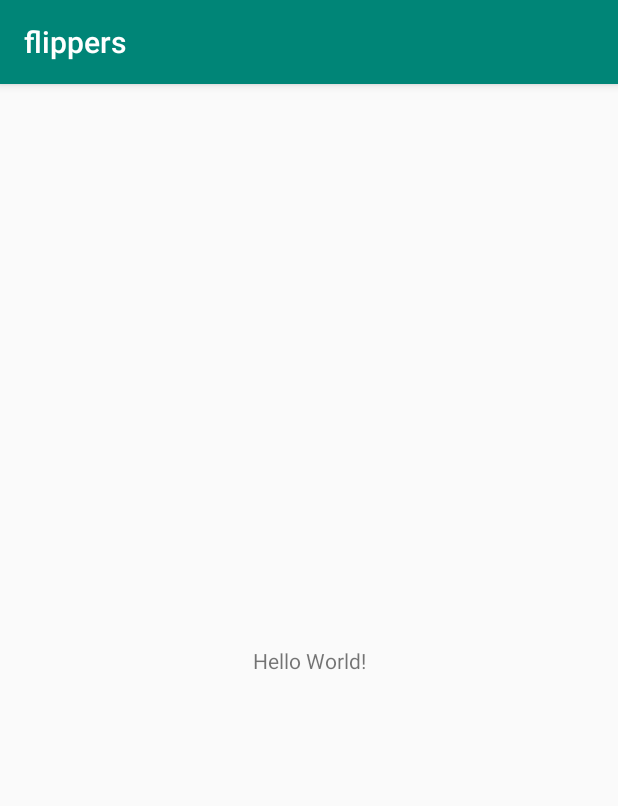
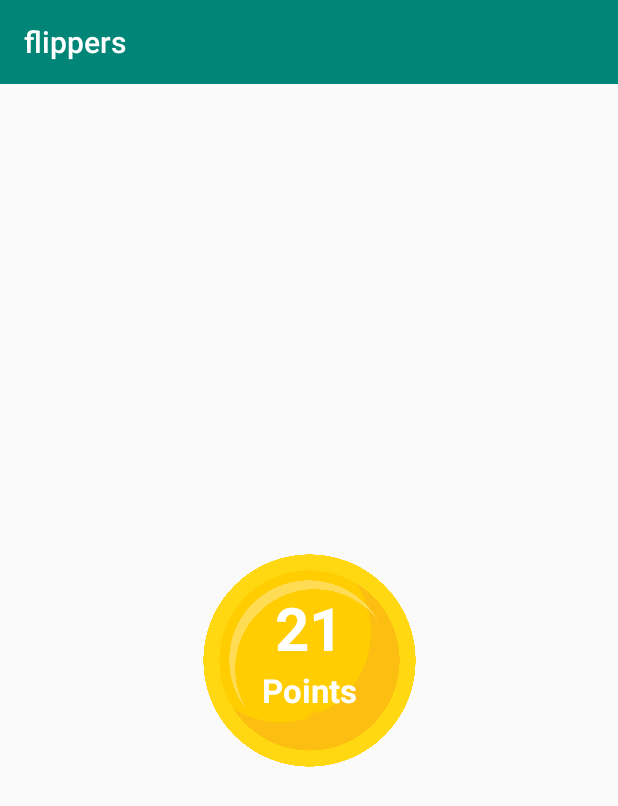
Before and after one commit to andriiginting/gojeks-secret-flipping, an Android app: the screen it shows after launch (MainActivity), on a phone screen of 412 x 824 dp. Shown: the top 806 px of the screen. Run offline under Robolectric (Android 15) with nearby library versions, the phone set to English and light mode, and no system bars.

Commit message:
[andri] setup a little bit coins layout

```diff
--- a/app/build.gradle
+++ b/app/build.gradle
@@ -24,6 +24,7 @@ android {
 
 dependencies {
     implementation fileTree(dir: 'libs', include: ['*.jar'])
+    implementation project(":gesture")
     implementation"org.jetbrains.kotlin:kotlin-stdlib-jdk7:$kotlin_version"
     implementation 'com.android.support:appcompat-v7:28.0.0'
     implementation 'com.android.support.constraint:constraint-layout:1.1.3'
--- a/app/src/main/java/com/example/andriginting/flippers/MainActivity.kt
+++ b/app/src/main/java/com/example/andriginting/flippers/MainActivity.kt
@@ -5,6 +5,9 @@ import android.animation.AnimatorSet
 import android.annotation.SuppressLint
 import android.os.Bundle
 import android.support.v7.app.AppCompatActivity
+import android.view.View
+import android.widget.ImageView
+import android.widget.TextView
 
 import kotlinx.android.synthetic.main.activity_main.*
 
@@ -13,21 +16,41 @@ class MainActivity : AppCompatActivity() {
     private lateinit var animRightOut: AnimatorSet
     private lateinit var animLeftIn: AnimatorSet
 
+    private lateinit var frontCoins: ImageView
+    private lateinit var backCoins: ImageView
+    private lateinit var randomPoint: TextView
+
+    private var isBackCoinsVisible: Boolean = false
+
     override fun onCreate(savedInstanceState: Bundle?) {
         super.onCreate(savedInstanceState)
         setContentView(R.layout.activity_main)
         setSupportActionBar(toolbar)
+
+        frontCoins = findViewById(R.id.coins)
+        randomPoint = findViewById(R.id.random_point)
+        backCoins = findViewById(R.id.coins)
+
+        loadAnimations()
+        changeViewState()
     }
 
     private fun changeViewState() {
-        val d = 8000
-        val viewScale = resources.displayMetrics.density.times(d)
+        val spinnerTimes = 8000
+        val viewScale = resources.displayMetrics.density.times(spinnerTimes)
+        frontCoins.cameraDistance = viewScale
+        backCoins.cameraDistance = viewScale
     }
 
     @SuppressLint("ResourceType")
-    private fun loadAnimations(){
+    private fun loadAnimations() {
         animRightOut = AnimatorInflater.loadAnimator(this, R.anim.coin_animator) as AnimatorSet
         animLeftIn = AnimatorInflater.loadAnimator(this, R.anim.in_coin_animator) as AnimatorSet
     }
 
+    private fun rotateCoins(view: View){
+        if (!isBackCoinsVisible){
+
+        }
+    }
 }
--- a/app/src/main/res/layout/content_main.xml
+++ b/app/src/main/res/layout/content_main.xml
@@ -9,13 +9,47 @@
         tools:showIn="@layout/activity_main"
         tools:context=".MainActivity">
 
+
+    <ImageView
+            android:id="@+id/coins"
+            android:layout_width="250dp"
+            android:layout_height="250dp"
+            android:src="@drawable/coin" app:layout_constraintEnd_toEndOf="parent" android:layout_marginEnd="8dp"
+            android:layout_marginRight="8dp" app:layout_constraintStart_toStartOf="parent"
+            android:layout_marginLeft="8dp" android:layout_marginStart="8dp" android:layout_marginBottom="8dp"
+            app:layout_constraintBottom_toBottomOf="parent" android:layout_marginTop="8dp"
+            app:layout_constraintTop_toTopOf="parent"/>
+
+    <TextView
+            android:id="@+id/random_point"
+            android:layout_width="wrap_content"
+            android:layout_height="wrap_content"
+            tools:text="21"
+            android:text="21"
+            android:textColor="@android:color/white"
+            android:textSize="40sp"
+            android:textStyle="bold"
+            android:layout_gravity="center"
+            android:layout_marginEnd="8dp"
+            app:layout_constraintEnd_toEndOf="parent" android:layout_marginRight="8dp" android:layout_marginStart="8dp"
+            app:layout_constraintStart_toStartOf="parent" android:layout_marginLeft="8dp"
+            android:layout_marginTop="76dp"
+            app:layout_constraintTop_toTopOf="@+id/coins"/>
+
+
     <TextView
             android:layout_width="wrap_content"
             android:layout_height="wrap_content"
-            android:text="Hello World!"
-            app:layout_constraintBottom_toBottomOf="parent"
-            app:layout_constraintLeft_toLeftOf="parent"
-            app:layout_constraintRight_toRightOf="parent"
-            app:layout_constraintTop_toTopOf="parent"/>
-
+            android:text="@string/points"
+            android:textAppearance="@style/TextAppearance.AppCompat.Large"
+            android:textStyle="bold"
+            android:textColor="@android:color/white"
+            android:layout_gravity="center"
+            android:layout_marginEnd="8dp"
+            app:layout_constraintEnd_toEndOf="parent"
+            android:layout_marginRight="8dp"
+            android:layout_marginStart="8dp"
+            app:layout_constraintStart_toStartOf="parent"
+            android:layout_marginLeft="8dp"
+            app:layout_constraintTop_toBottomOf="@+id/random_point"/>
 </android.support.constraint.ConstraintLayout>
--- a/app/src/main/res/values/strings.xml
+++ b/app/src/main/res/values/strings.xml
@@ -1,4 +1,5 @@
 <resources>
     <string name="app_name">flippers</string>
     <string name="action_settings">Settings</string>
+    <string name="points">Points</string>
 </resources>
--- a/gesture/build.gradle
+++ b/gesture/build.gradle
@@ -1,4 +1,5 @@
 apply plugin: 'com.android.library'
+apply plugin: 'kotlin-android'
 
 android {
     compileSdkVersion 28
@@ -28,4 +29,8 @@ dependencies {
     testImplementation 'junit:junit:4.12'
     androidTestImplementation 'com.android.support.test:runner:1.0.2'
     androidTestImplementation 'com.android.support.test.espresso:espresso-core:3.0.2'
+    implementation "org.jetbrains.kotlin:kotlin-stdlib-jdk7:$kotlin_version"
 }
+repositories {
+    mavenCentral()
+}
```
Also changed, not shown: app/src/main/res/layout/coin_layout.xml (+6 -5 lines), gesture/src/main/java/come/example/andriiginting/gesture/GestureListener.kt (added, +29 -0 lines).
